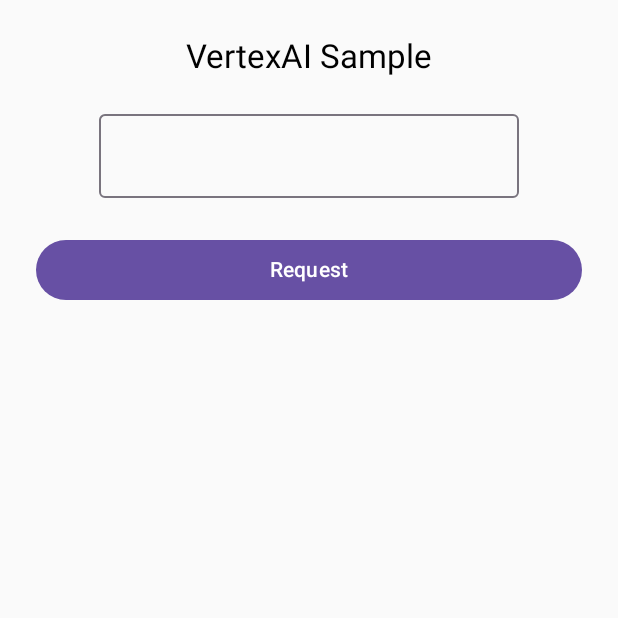
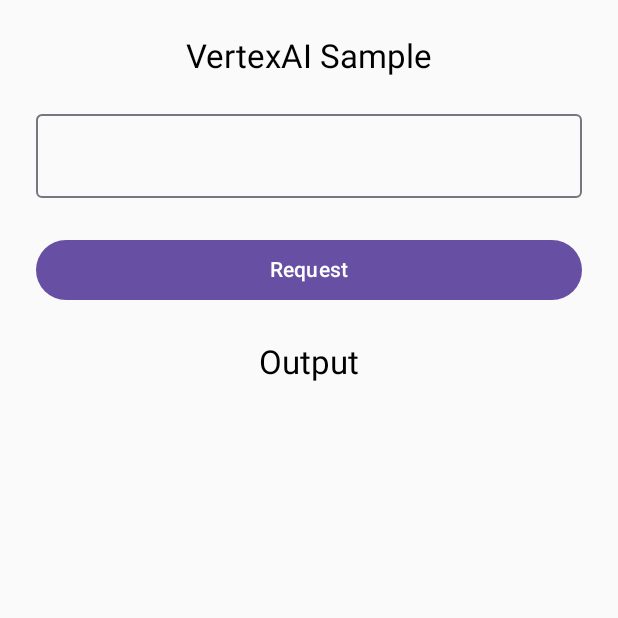
Before and after one commit to hexascribe/vertexai-kt, an Android app built with Jetpack Compose: the screen it shows after launch (MainActivity), on a phone screen of 412 x 824 dp, the top half of it. Run offline under Robolectric (Android 15) with nearby library versions, the phone set to English and light mode, and no system bars; our stand-ins replace Dagger/Hilt's generated code.

Commit message:
Add output to Android sample (#3)

```diff
--- a/samples/android/src/main/java/com/hexascribe/vertexai/main/screen/MainScreen.kt
+++ b/samples/android/src/main/java/com/hexascribe/vertexai/main/screen/MainScreen.kt
@@ -12,6 +12,7 @@ import androidx.compose.material3.MaterialTheme
 import androidx.compose.material3.OutlinedTextField
 import androidx.compose.material3.Text
 import androidx.compose.runtime.Composable
+import androidx.compose.runtime.collectAsState
 import androidx.compose.ui.Alignment
 import androidx.compose.ui.Modifier
 import androidx.compose.ui.tooling.preview.Preview
@@ -22,6 +23,8 @@ import com.hexascribe.vertexai.main.viewmodel.MainViewModel
 @OptIn(ExperimentalMaterial3Api::class)
 @Composable
 fun MainScreen(mainViewModel: MainViewModel = viewModel()) {
+    val output = mainViewModel.output.collectAsState().value
+
     Column(
         horizontalAlignment = Alignment.CenterHorizontally,
         modifier = Modifier
@@ -31,6 +34,7 @@ fun MainScreen(mainViewModel: MainViewModel = viewModel()) {
         Text(text = "VertexAI Sample", style = MaterialTheme.typography.titleLarge)
         Spacer(modifier = Modifier.height(24.dp))
         OutlinedTextField(
+            modifier = Modifier.fillMaxWidth(),
             value = mainViewModel.message.value,
             onValueChange = { mainViewModel.setMessage(it) }
         )
@@ -41,6 +45,10 @@ fun MainScreen(mainViewModel: MainViewModel = viewModel()) {
         ) {
             Text(text = "Request")
         }
+        Spacer(modifier = Modifier.height(24.dp))
+        Text(text = "Output", style = MaterialTheme.typography.titleLarge)
+        Spacer(modifier = Modifier.height(24.dp))
+        Text(text = output, style = MaterialTheme.typography.bodySmall)
     }
 }
 
--- a/samples/android/src/main/java/com/hexascribe/vertexai/main/viewmodel/MainViewModel.kt
+++ b/samples/android/src/main/java/com/hexascribe/vertexai/main/viewmodel/MainViewModel.kt
@@ -8,6 +8,8 @@ import com.hexascribe.vertexai.VertexAI
 import com.hexascribe.vertexai.domain.VertexResult
 import dagger.hilt.android.lifecycle.HiltViewModel
 import javax.inject.Inject
+import kotlinx.coroutines.flow.MutableStateFlow
+import kotlinx.coroutines.flow.StateFlow
 import kotlinx.coroutines.launch
 
 @HiltViewModel
@@ -28,6 +30,9 @@ class MainViewModel @Inject constructor() : ViewModel() {
             .setTemperature(0.8)
     }
 
+    private var _output = MutableStateFlow("")
+    val output: StateFlow<String> = _output
+
     fun setMessage(message: String) {
         this.message.value = message
     }
@@ -40,6 +45,7 @@ class MainViewModel @Inject constructor() : ViewModel() {
     private fun handleTextResult(result: VertexResult<String>) {
         result
             .onSuccess {
+                _output.value = it
                 println("Text Result Success: $it")
             }
             .onFailure {
```
